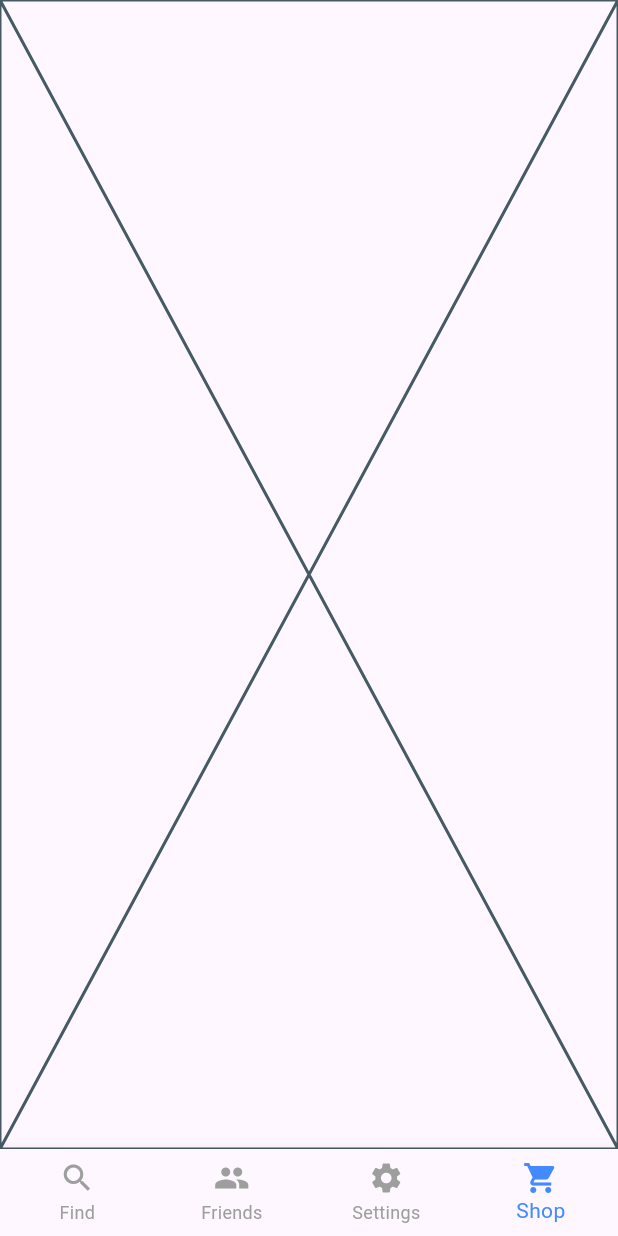
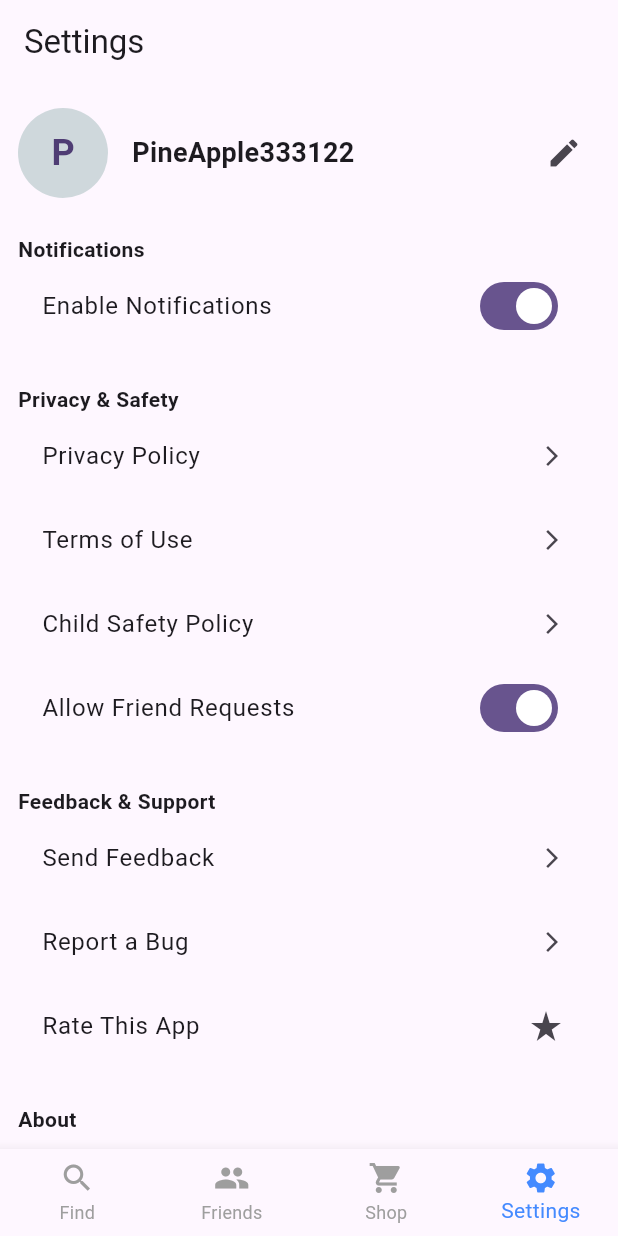
Before and after one commit to Sujitsubedi1/Random_chat_app, a Flutter app: the screen it shows after launch, item 4 of the bottom bar chosen, on a phone screen of 412 x 824 dp. Run offline on Flutter 3.47's test engine with Material 3 defaults, Android fonts, the phone set to English and light mode, and no system bars; our stand-ins replace cloud_firestore, firebase_core, logger, shared_preferences; accounts and stored records are empty.

Commit message:
Settings Page

```diff
--- a/chat_app/lib/ui/home_container_page.dart
+++ b/chat_app/lib/ui/home_container_page.dart
@@ -2,6 +2,7 @@ import 'package:flutter/material.dart';
 import 'start_chat_page.dart';
 import 'friends_page.dart'; // import your FriendsPage
 import '../services/temp_user_manager.dart';
+import 'settings_page.dart';
 
 class HomeContainerPage extends StatefulWidget {
   final Widget? overrideBody;
@@ -34,8 +35,8 @@ class _HomeContainerPageState extends State<HomeContainerPage> {
       _pages = [
         const StartChatPage(),
         FriendsPage(userId: name),
-        const Placeholder(), // Settings
         const Placeholder(), // Shop
+        SettingsPage(username: name), // Settings
       ];
     });
   }
@@ -66,12 +67,12 @@ class _HomeContainerPageState extends State<HomeContainerPage> {
           BottomNavigationBarItem(icon: Icon(Icons.search), label: 'Find'),
           BottomNavigationBarItem(icon: Icon(Icons.group), label: 'Friends'),
           BottomNavigationBarItem(
+            icon: Icon(Icons.shopping_cart),
+            label: 'Shop',
+          ),
+          BottomNavigationBarItem(
             icon: Icon(Icons.settings),
             label: 'Settings',
-          ),
-          BottomNavigationBarItem(
-            icon: Icon(Icons.shopping_cart),
-            label: 'Shop',
           ),
         ],
       ),
--- /dev/null
+++ b/chat_app/lib/ui/settings_page.dart
@@ -0,0 +1,126 @@
+import 'package:flutter/material.dart';
+
+class SettingsPage extends StatelessWidget {
+  final String username;
+
+  const SettingsPage({super.key, required this.username});
+
+  @override
+  Widget build(BuildContext context) {
+    return Scaffold(
+      appBar: AppBar(title: const Text("Settings")),
+      body: ListView(
+        padding: const EdgeInsets.symmetric(vertical: 16, horizontal: 12),
+        children: [
+          // Profile Section
+          Row(
+            children: [
+              CircleAvatar(
+                radius: 30,
+                backgroundColor: Colors.blueGrey[100],
+                child: Text(
+                  username.isNotEmpty ? username[0].toUpperCase() : '?',
+                  style: const TextStyle(
+                    fontSize: 24,
+                    fontWeight: FontWeight.bold,
+                  ),
+                ),
+              ),
+              const SizedBox(width: 16),
+              Expanded(
+                child: Row(
+                  children: [
+                    Expanded(
+                      child: Text(
+                        username,
+                        style: const TextStyle(
+                          fontSize: 18,
+                          fontWeight: FontWeight.w600,
+                        ),
+                      ),
+                    ),
+                    IconButton(icon: const Icon(Icons.edit), onPressed: () {}),
+                  ],
+                ),
+              ),
+            ],
+          ),
+
+          const SizedBox(height: 24),
+
+          // Notifications Section
+          const Text(
+            "Notifications",
+            style: TextStyle(fontWeight: FontWeight.bold),
+          ),
+          SwitchListTile(
+            title: const Text("Enable Notifications"),
+            value: true,
+            onChanged: (val) {},
+          ),
+
+          const SizedBox(height: 24),
+
+          // Privacy & Safety
+          const Text(
+            "Privacy & Safety",
+            style: TextStyle(fontWeight: FontWeight.bold),
+          ),
+          ListTile(
+            title: const Text("Privacy Policy"),
+            trailing: const Icon(Icons.arrow_forward_ios, size: 16),
+            onTap: () {},
+          ),
+          ListTile(
+            title: const Text("Terms of Use"),
+            trailing: const Icon(Icons.arrow_forward_ios, size: 16),
+            onTap: () {},
+          ),
+          ListTile(
+            title: const Text("Child Safety Policy"),
+            trailing: const Icon(Icons.arrow_forward_ios, size: 16),
+            onTap: () {},
+          ),
+          SwitchListTile(
+            title: const Text("Allow Friend Requests"),
+            value: true,
+            onChanged: (val) {},
+          ),
+
+          const SizedBox(height: 24),
+
+          // Feedback & Support
+          const Text(
+            "Feedback & Support",
+            style: TextStyle(fontWeight: FontWeight.bold),
+          ),
+          ListTile(
+            title: const Text("Send Feedback"),
+            trailing: const Icon(Icons.arrow_forward_ios, size: 16),
+            onTap: () {},
+          ),
+          ListTile(
+            title: const Text("Report a Bug"),
+            trailing: const Icon(Icons.arrow_forward_ios, size: 16),
+            onTap: () {},
+          ),
+          ListTile(
+            title: const Text("Rate This App"),
+            trailing: const Icon(Icons.star_rate),
+            onTap: () {},
+          ),
+
+          const SizedBox(height: 24),
+
+          // About
+          const Text("About", style: TextStyle(fontWeight: FontWeight.bold)),
+          ListTile(
+            title: const Text("App Version"),
+            subtitle: const Text("1.0.0"),
+            onTap: () {},
+          ),
+        ],
+      ),
+    );
+  }
+}
```
